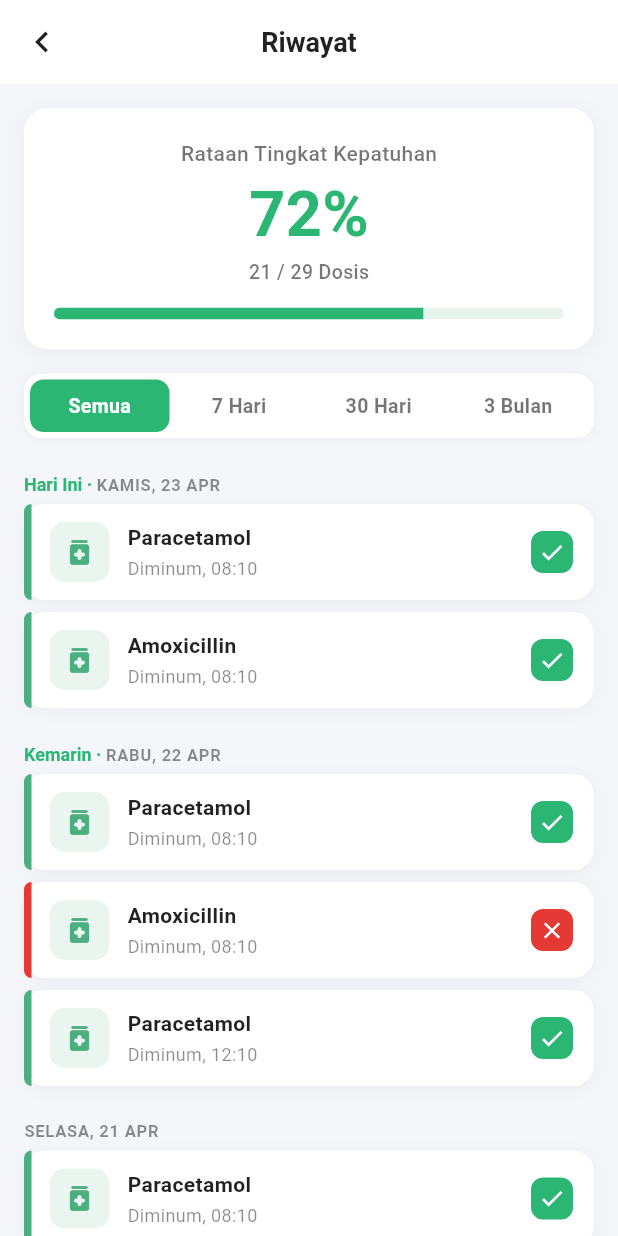
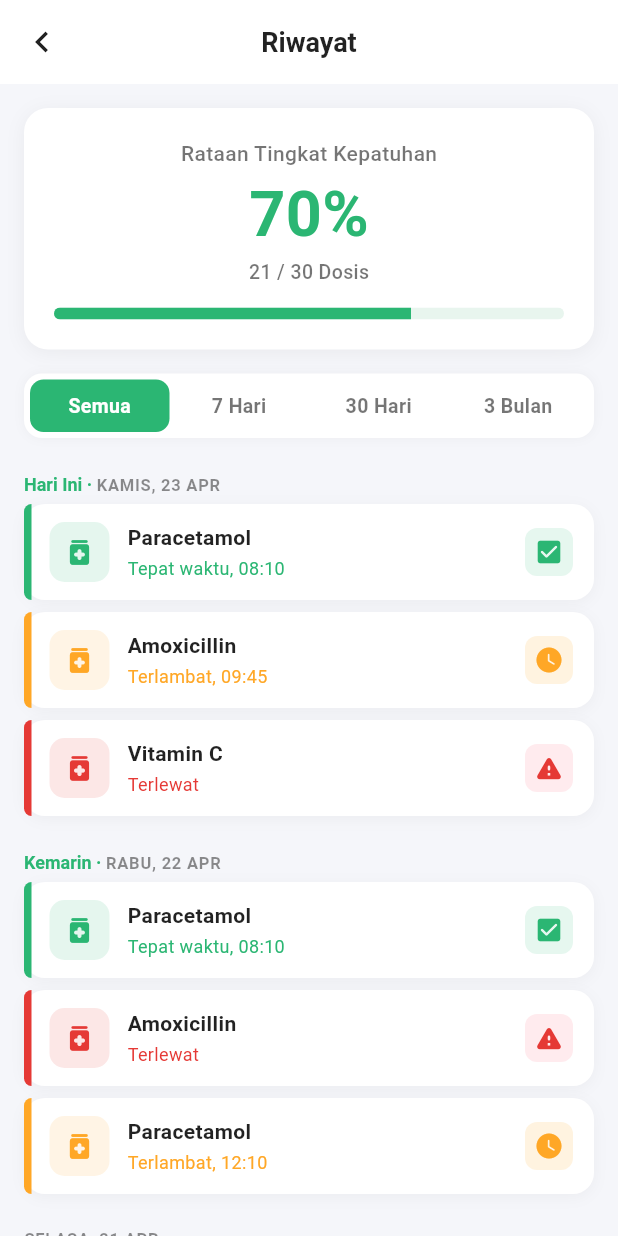
Before and after one commit to Hizkia-wa/Pil-Time, a Flutter app: the RiwayatKonsumsiObatScreen screen opened directly, on a phone screen of 412 x 824 dp. Run offline on Flutter 3.47's test engine with Material 3 defaults, Android fonts, the phone set to English and light mode, and no system bars; our stand-ins replace image_picker, shared_preferences; accounts and stored records are empty.

Commit message:
Membuat Frontend dan API Service Lupa Password dan Perbaikan Frontend Riwayat

```diff
--- a/frontend_pasien/lib/screens/login_screen.dart
+++ b/frontend_pasien/lib/screens/login_screen.dart
@@ -218,7 +218,7 @@ class _LoginScreenState extends State<LoginScreen> {
                 alignment: Alignment.centerRight,
                 child: TextButton(
                   onPressed: () {
-                    Navigator.of(context).pushNamed('/forgot-password');
+                    Navigator.of(context).pushNamed('/forgot');
                   },
                   child: const Text(
                     'Lupa Password?',
--- a/frontend_pasien/lib/screens/riwayat/riwayat_konsumsi_obat.dart
+++ b/frontend_pasien/lib/screens/riwayat/riwayat_konsumsi_obat.dart
@@ -2,7 +2,7 @@ import 'package:flutter/material.dart';
 
 // ─── MODEL ───────────────────────────────────────────────────────────────────
 
-enum MedStatus { taken, missed }
+enum MedStatus { taken, late, missed }
 
 class MedLog {
   final String name;
@@ -31,21 +31,23 @@ List<DayLog> _generateDummyData() {
   DateTime ago(int days) => now.subtract(Duration(days: days));
 
   MedLog taken(String name, String jam) =>
-      MedLog(name: name, instruction: 'Diminum, $jam', status: MedStatus.taken);
+      MedLog(name: name, instruction: jam, status: MedStatus.taken);
+  MedLog late(String name, String jam) =>
+      MedLog(name: name, instruction: jam, status: MedStatus.late, color: const Color(0xFFFFA726));
   MedLog missed(String name, String jam) =>
-      MedLog(name: name, instruction: 'Diminum, $jam', status: MedStatus.missed);
+      MedLog(name: name, instruction: jam, status: MedStatus.missed);
 
   return [
-    DayLog(date: ago(0),  logs: [taken('Paracetamol', '08:10'), taken('Amoxicillin', '08:10')]),
-    DayLog(date: ago(1),  logs: [taken('Paracetamol', '08:10'), missed('Amoxicillin', '08:10'), taken('Paracetamol', '12:10')]),
+    DayLog(date: ago(0),  logs: [taken('Paracetamol', '08:10'), late('Amoxicillin', '09:45'), missed('Vitamin C', '08:00')]),
+    DayLog(date: ago(1),  logs: [taken('Paracetamol', '08:10'), missed('Amoxicillin', '08:10'), late('Paracetamol', '12:10')]),
     DayLog(date: ago(2),  logs: [taken('Paracetamol', '08:10'), taken('Vitamin C', '08:10')]),
     DayLog(date: ago(3),  logs: [missed('Paracetamol', '08:10'), taken('Amoxicillin', '08:10')]),
-    DayLog(date: ago(4),  logs: [taken('Paracetamol', '08:10'), taken('Amoxicillin', '12:10')]),
+    DayLog(date: ago(4),  logs: [taken('Paracetamol', '08:10'), late('Amoxicillin', '12:10')]),
     DayLog(date: ago(5),  logs: [taken('Vitamin C', '08:10'), missed('Paracetamol', '20:00')]),
-    DayLog(date: ago(6),  logs: [taken('Paracetamol', '08:10'), taken('Amoxicillin', '08:10')]),
+    DayLog(date: ago(6),  logs: [taken('Paracetamol', '08:10'), late('Vitamin C', '08:10')]),
     DayLog(date: ago(10), logs: [taken('Paracetamol', '08:10'), missed('Vitamin C', '12:10')]),
     DayLog(date: ago(15), logs: [missed('Amoxicillin', '08:10'), taken('Paracetamol', '08:10')]),
-    DayLog(date: ago(20), logs: [taken('Paracetamol', '08:10'), taken('Vitamin C', '20:00')]),
+    DayLog(date: ago(20), logs: [taken('Paracetamol', '08:10'), late('Vitamin C', '20:00')]),
     DayLog(date: ago(29), logs: [taken('Amoxicillin', '08:10'), missed('Paracetamol', '12:10')]),
     DayLog(date: ago(45), logs: [taken('Paracetamol', '08:10'), taken('Amoxicillin', '08:10')]),
     DayLog(date: ago(60), logs: [missed('Vitamin C', '08:10'), taken('Paracetamol', '20:00')]),
@@ -69,8 +71,10 @@ class _RiwayatKonsumsiObatScreenState extends State<RiwayatKonsumsiObatScreen> {
   final List<String> _filters = ['Semua', '7 Hari', '30 Hari', '3 Bulan'];
 
   // ── Compliance: selalu dari SEMUA data, tidak terpengaruh filter ──
-  int get _takenDoses =>
-      _allData.expand((d) => d.logs).where((l) => l.status == MedStatus.taken).length;
+  int get _takenDoses => _allData
+      .expand((d) => d.logs)
+      .where((l) => l.status == MedStatus.taken || l.status == MedStatus.late)
+      .length;
   int get _totalDoses => _allData.expand((d) => d.logs).length;
   double get _compliancePercent => _totalDoses == 0 ? 0 : _takenDoses / _totalDoses;
 
@@ -95,8 +99,14 @@ class _RiwayatKonsumsiObatScreenState extends State<RiwayatKonsumsiObatScreen> {
           icon: const Icon(Icons.chevron_left, color: Colors.black87, size: 28),
           onPressed: () => Navigator.pop(context),
         ),
-        title: const Text('Riwayat',
-            style: TextStyle(color: Colors.black87, fontWeight: FontWeight.w600, fontSize: 18)),
+        title: const Text(
+          'Riwayat',
+          style: TextStyle(
+            color: Colors.black87,
+            fontWeight: FontWeight.w600,
+            fontSize: 18,
+          ),
+        ),
       ),
       body: ListView(
         padding: EdgeInsets.zero,
@@ -118,18 +128,43 @@ class _RiwayatKonsumsiObatScreenState extends State<RiwayatKonsumsiObatScreen> {
       decoration: BoxDecoration(
         color: Colors.white,
         borderRadius: BorderRadius.circular(16),
-        boxShadow: [BoxShadow(color: Colors.black.withValues(alpha: 0.05), blurRadius: 10, offset: const Offset(0, 2))],
+        boxShadow: [
+          BoxShadow(
+            color: Colors.black.withOpacity(0.05),
+            blurRadius: 10,
+            offset: const Offset(0, 2),
+          )
+        ],
       ),
       child: Column(
         children: [
-          const Text('Rataan Tingkat Kepatuhan',
-              style: TextStyle(fontSize: 14, color: Colors.black54, fontWeight: FontWeight.w500)),
+          const Text(
+            'Rataan Tingkat Kepatuhan',
+            style: TextStyle(
+              fontSize: 14,
+              color: Colors.black54,
+              fontWeight: FontWeight.w500,
+            ),
+          ),
           const SizedBox(height: 8),
-          Text('${(_compliancePercent * 100).toStringAsFixed(0)}%',
-              style: const TextStyle(fontSize: 42, fontWeight: FontWeight.w700, color: Color(0xFF2BB673), height: 1.1)),
+          Text(
+            '${(_compliancePercent * 100).toStringAsFixed(0)}%',
+            style: const TextStyle(
+              fontSize: 42,
+              fontWeight: FontWeight.w700,
+              color: Color(0xFF2BB673),
+              height: 1.1,
+            ),
+          ),
           const SizedBox(height: 6),
-          Text('$_takenDoses / $_totalDoses Dosis',
-              style: const TextStyle(fontSize: 13, color: Colors.black54, fontWeight: FontWeight.w500)),
+          Text(
+            '$_takenDoses / $_totalDoses Dosis',
+            style: const TextStyle(
+              fontSize: 13,
+              color: Colors.black54,
+              fontWeight: FontWeight.w500,
+            ),
+          ),
           const SizedBox(height: 14),
           ClipRRect(
             borderRadius: BorderRadius.circular(99),
@@ -152,7 +187,12 @@ class _RiwayatKonsumsiObatScreenState extends State<RiwayatKonsumsiObatScreen> {
       decoration: BoxDecoration(
         color: Colors.white,
         borderRadius: BorderRadius.circular(12),
-        boxShadow: [BoxShadow(color: Colors.black.withValues(alpha: 0.04), blurRadius: 6)],
+        boxShadow: [
+          BoxShadow(
+            color: Colors.black.withOpacity(0.04),
+            blurRadius: 6,
+          )
+        ],
       ),
       child: Row(
         children: List.generate(_filters.length, (i) {
@@ -167,12 +207,15 @@ class _RiwayatKonsumsiObatScreenState extends State<RiwayatKonsumsiObatScreen> {
                   color: selected ? const Color(0xFF2BB673) : Colors.transparent,
                   borderRadius: BorderRadius.circular(9),
                 ),
-                child: Text(_filters[i],
+                child: Text(
+                  _filters[i],
                   textAlign: TextAlign.center,
                   style: TextStyle(
                     fontSize: 13,
                     fontWeight: FontWeight.w600,
-                        color: selected ? Colors.white : Colors.black54)),
+                    color: selected ? Colors.white : Colors.black54,
+                  ),
+                ),
               ),
             ),
           );
@@ -187,8 +230,10 @@ class _RiwayatKonsumsiObatScreenState extends State<RiwayatKonsumsiObatScreen> {
         const Padding(
           padding: EdgeInsets.all(32),
           child: Center(
-            child: Text('Tidak ada riwayat untuk periode ini',
-                style: TextStyle(color: Colors.black45, fontSize: 14)),
+            child: Text(
+              'Tidak ada riwayat untuk periode ini',
+              style: TextStyle(color: Colors.black45, fontSize: 14),
+            ),
           ),
         )
       ];
@@ -199,9 +244,12 @@ class _RiwayatKonsumsiObatScreenState extends State<RiwayatKonsumsiObatScreen> {
 
     for (final day in _filteredData) {
       final isToday = _isSameDay(day.date, now);
-      final isYesterday = _isSameDay(day.date, now.subtract(const Duration(days: 1)));
-      final dayLabel = isToday ? 'Hari Ini' : isYesterday ? 'Kemarin' : '';
-      final dayStr = '${_dayName(day.date.weekday)}, ${day.date.day} ${_monthName(day.date.month)}';
+      final isYesterday =
+          _isSameDay(day.date, now.subtract(const Duration(days: 1)));
+      final dayLabel =
+          isToday ? 'Hari Ini' : isYesterday ? 'Kemarin' : '';
+      final dayStr =
+          '${_dayName(day.date.weekday)}, ${day.date.day} ${_monthName(day.date.month)}';
 
       widgets.add(Padding(
         padding: const EdgeInsets.fromLTRB(16, 16, 16, 6),
@@ -210,10 +258,21 @@ class _RiwayatKonsumsiObatScreenState extends State<RiwayatKonsumsiObatScreen> {
             if (dayLabel.isNotEmpty)
               TextSpan(
                 text: '$dayLabel · ',
-                  style: const TextStyle(fontSize: 12, fontWeight: FontWeight.w700, color: Color(0xFF2BB673))),
+                style: const TextStyle(
+                  fontSize: 12,
+                  fontWeight: FontWeight.w700,
+                  color: Color(0xFF2BB673),
+                ),
+              ),
             TextSpan(
               text: dayStr.toUpperCase(),
-                style: const TextStyle(fontSize: 11, fontWeight: FontWeight.w600, color: Colors.black45, letterSpacing: 0.5)),
+              style: const TextStyle(
+                fontSize: 11,
+                fontWeight: FontWeight.w600,
+                color: Colors.black45,
+                letterSpacing: 0.5,
+              ),
+            ),
           ]),
         ),
       ));
@@ -227,54 +286,108 @@ class _RiwayatKonsumsiObatScreenState extends State<RiwayatKonsumsiObatScreen> {
   }
 
   Widget _buildMedCard(MedLog log) {
-    final isMissed = log.status == MedStatus.missed;
+    // ── Warna & icon berdasarkan status ──
+    final Color barColor;
+    final Color iconBg;
+    final Color iconColor;
+    final IconData iconData;
+
+    switch (log.status) {
+      case MedStatus.taken:
+        barColor  = const Color(0xFF2BB673);
+        iconBg    = const Color(0xFFE6F7EF);
+        iconColor = const Color(0xFF2BB673);
+        iconData  = Icons.check_box_rounded;
+        break;
+      case MedStatus.late:
+        barColor  = const Color(0xFFFFA726);
+        iconBg    = const Color(0xFFFFF3E0);
+        iconColor = const Color(0xFFFFA726);
+        iconData  = Icons.watch_later_rounded;
+        break;
+      case MedStatus.missed:
+        barColor  = const Color(0xFFE53935);
+        iconBg    = const Color(0xFFFFEBEE);
+        iconColor = const Color(0xFFE53935);
+        iconData  = Icons.warning_rounded;
+        break;
+    }
+
     return Container(
       margin: const EdgeInsets.fromLTRB(16, 0, 16, 8),
       decoration: BoxDecoration(
         color: Colors.white,
         borderRadius: BorderRadius.circular(14),
-        boxShadow: [BoxShadow(color: Colors.black.withValues(alpha: 0.04), blurRadius: 8, offset: const Offset(0, 2))],
+        boxShadow: [
+          BoxShadow(
+            color: Colors.black.withOpacity(0.04),
+            blurRadius: 8,
+            offset: const Offset(0, 2),
+          )
+        ],
       ),
       child: Row(
         children: [
+          // Accent bar kiri
           Container(
-            width: 5, height: 64,
+            width: 5,
+            height: 64,
             decoration: BoxDecoration(
-              color: isMissed ? const Color(0xFFE53935) : log.color,
-              borderRadius: const BorderRadius.horizontal(left: Radius.circular(14)),
+              color: barColor,
+              borderRadius:
+                  const BorderRadius.horizontal(left: Radius.circular(14)),
             ),
           ),
+          // Icon obat
           Padding(
             padding: const EdgeInsets.symmetric(horizontal: 12),
             child: Container(
-              width: 40, height: 40,
+              width: 40,
+              height: 40,
               decoration: BoxDecoration(
-                color: log.color.withValues(alpha: 0.12),
+                color: iconColor.withOpacity(0.12),
                 borderRadius: BorderRadius.circular(10),
               ),
-              child: Icon(Icons.medication_rounded, color: log.color, size: 22),
+              child: Icon(Icons.medication_rounded, color: iconColor, size: 22),
             ),
           ),
+          // Nama & instruksi
           Expanded(
             child: Column(
               crossAxisAlignment: CrossAxisAlignment.start,
               mainAxisAlignment: MainAxisAlignment.center,
               children: [
-                Text(log.name, style: const TextStyle(fontSize: 14, fontWeight: FontWeight.w600, color: Colors.black87)),
+                Text(
+                  log.name,
+                  style: const TextStyle(
+                    fontSize: 14,
+                    fontWeight: FontWeight.w600,
+                    color: Colors.black87,
+                  ),
+                ),
                 const SizedBox(height: 2),
-                Text(log.instruction, style: const TextStyle(fontSize: 12, color: Colors.black45)),
+                Text(
+                  log.status == MedStatus.missed
+                      ? 'Terlewat'
+                      : log.status == MedStatus.late
+                          ? 'Terlambat, ${log.instruction}'
+                          : 'Tepat waktu, ${log.instruction}',
+                  style: TextStyle(fontSize: 12, color: iconColor),
+                ),
               ],
             ),
           ),
+          // Status icon
           Padding(
             padding: const EdgeInsets.only(right: 14),
             child: Container(
-              width: 28, height: 28,
+              width: 32,
+              height: 32,
               decoration: BoxDecoration(
-                color: isMissed ? const Color(0xFFE53935) : const Color(0xFF2BB673),
+                color: iconBg,
                 borderRadius: BorderRadius.circular(8),
               ),
-              child: Icon(isMissed ? Icons.close : Icons.check, color: Colors.white, size: 18),
+              child: Icon(iconData, color: iconColor, size: 20),
             ),
           ),
         ],
@@ -286,8 +399,10 @@ class _RiwayatKonsumsiObatScreenState extends State<RiwayatKonsumsiObatScreen> {
       a.year == b.year && a.month == b.month && a.day == b.day;
 
   String _dayName(int weekday) =>
-      ['Senin', 'Selasa', 'Rabu', 'Kamis', 'Jumat', 'Sabtu', 'Minggu'][weekday - 1];
+      ['Senin', 'Selasa', 'Rabu', 'Kamis', 'Jumat', 'Sabtu', 'Minggu']
+          [weekday - 1];
 
   String _monthName(int month) =>
-      ['Jan', 'Feb', 'Mar', 'Apr', 'Mei', 'Jun', 'Jul', 'Agu', 'Sep', 'Okt', 'Nov', 'Des'][month - 1];
+      ['Jan', 'Feb', 'Mar', 'Apr', 'Mei', 'Jun', 'Jul', 'Agu', 'Sep', 'Okt', 'Nov', 'Des']
+          [month - 1];
 }
```
Also changed, not shown: frontend_pasien/lib/main.dart (+8 -0 lines), frontend_pasien/lib/screens/auth/forgot_password_screen.dart (added, +87 -0 lines), frontend_pasien/lib/screens/auth/otp_verification_screen.dart (added, +127 -0 lines), frontend_pasien/lib/screens/auth/reset_password_screen.dart (added, +108 -0 lines), frontend_pasien/lib/screens/auth/success_screen.dart (added, +32 -0 lines), frontend_pasien/lib/services/api_service.dart (+81 -0 lines), frontend_pasien/lib/screens/dashboard_screen.dart (line endings or trailing spaces). Lines whose indentation alone changed are shown as unchanged.
